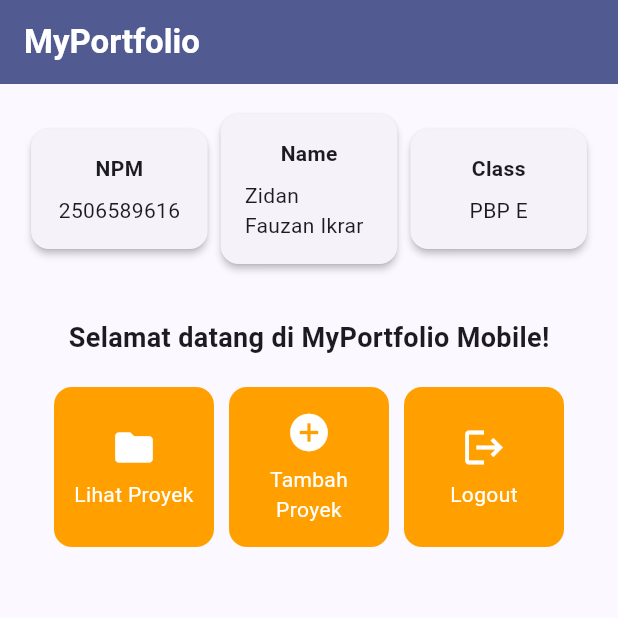
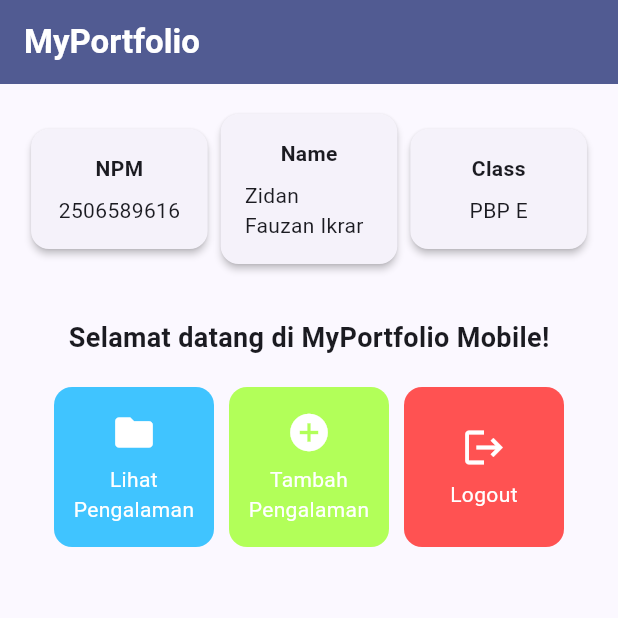
Before and after one commit to zidanfauzanikrar/myportofolio_mobile, a Flutter app: the screen it shows after launch, on a phone screen of 412 x 824 dp, the top half of it. Run offline on Flutter 3.47's test engine with Material 3 defaults, Android fonts, the phone set to English and light mode, and no system bars.

Commit message:
feat: Implemented different background colors for each button

```diff
--- a/myportofolio_mobile/lib/menu.dart
+++ b/myportofolio_mobile/lib/menu.dart
@@ -8,9 +8,9 @@ class MyHomePage extends StatelessWidget {
   final String kelas = "PBP E";
 
   final List<ItemHomepage> items = [
-    ItemHomepage("Lihat Proyek", Icons.folder),
-    ItemHomepage("Tambah Proyek", Icons.add_circle),
-    ItemHomepage("Logout", Icons.logout),
+    ItemHomepage("Lihat Pengalaman", Icons.folder, Colors.lightBlueAccent),
+    ItemHomepage("Tambah Pengalaman", Icons.add_circle, Colors.lightGreenAccent),
+    ItemHomepage("Logout", Icons.logout, Colors.redAccent),
   ];
 
   @override
@@ -119,8 +119,9 @@ class InfoCard extends StatelessWidget {
 class ItemHomepage {
   final String name;
   final IconData icon;
+  final Color color;
 
-  ItemHomepage(this.name, this.icon);
+  ItemHomepage(this.name, this.icon, this.color);
 }
 
 class ItemCard extends StatelessWidget {
@@ -132,7 +133,7 @@ class ItemCard extends StatelessWidget {
   Widget build(BuildContext context) {
     return Material(
       // Menggunakan warna sekunder dari skema tema aplikasi.
-      color: Theme.of(context).colorScheme.secondary,
+      color: item.color,
       borderRadius: BorderRadius.circular(12),
       child: InkWell(
         // Aksi ketika kartu ditekan oleh pengguna.
```
